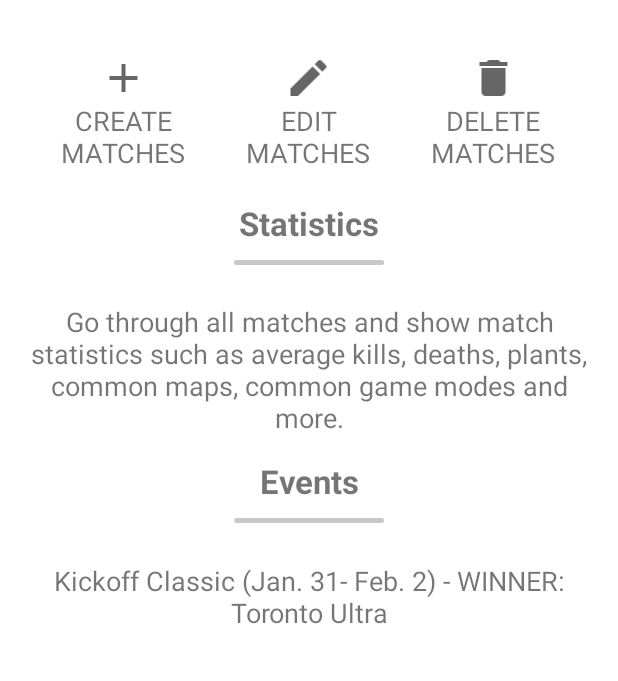
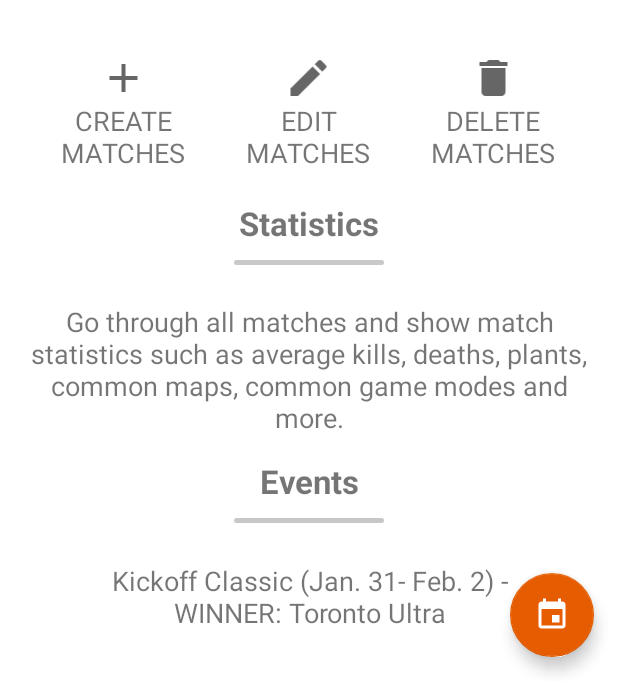
Before and after one commit to robbiebrush/CODAssistantAndroid, an Android app: the screen it shows after launch (MainActivity), on a phone screen of 412 x 824 dp, the part 555-1236 px from its top. Run offline under Robolectric (Android 15) with nearby library versions, the phone set to English and light mode, and no system bars; our stand-ins replace CircleImageView, navigation-ui; Roboto replaces fonts that are not available here.

Commit message:
Added second fab use on homefragment, added event selection click handlers, can add event to calendar with event selection and fab button

```diff
--- /dev/null
+++ b/app/src/main/res/drawable/ic_baseline_event_24.xml
@@ -0,0 +1,10 @@
+<vector xmlns:android="http://schemas.android.com/apk/res/android"
+    android:width="24dp"
+    android:height="24dp"
+    android:viewportWidth="24"
+    android:viewportHeight="24"
+    android:tint="?attr/colorControlNormal">
+  <path
+      android:fillColor="@android:color/white"
+      android:pathData="M17,12h-5v5h5v-5zM16,1v2L8,3L8,1L6,1v2L5,3c-1.11,0 -1.99,0.9 -1.99,2L3,19c0,1.1 0.89,2 2,2h14c1.1,0 2,-0.9 2,-2L21,5c0,-1.1 -0.9,-2 -2,-2h-1L18,1h-2zM19,19L5,19L5,8h14v11z"/>
+</vector>
--- a/app/src/main/res/layout/fragment_home.xml
+++ b/app/src/main/res/layout/fragment_home.xml
@@ -242,13 +242,6 @@
             android:textSize="@dimen/body_text"
             android:textAlignment="center" />
 
-        <Button
-            android:id="@+id/calButt1"
-            android:layout_width="wrap_content"
-            android:layout_height="wrap_content"
-            android:text="@string/home_buttText"
-            android:layout_gravity="center"/>
-
         <TextView
             android:id="@+id/event5_info"
             android:layout_width="match_parent"
@@ -259,13 +252,6 @@
             android:textSize="@dimen/body_text"
             android:textAlignment="center" />
 
-        <Button
-            android:id="@+id/calButt2"
-            android:layout_width="wrap_content"
-            android:layout_height="wrap_content"
-            android:text="@string/home_buttText"
-            android:layout_gravity="center"/>
-
         <TextView
             android:id="@+id/event6_info"
             android:layout_width="match_parent"
@@ -275,13 +261,5 @@
             android:text="@string/home_event6"
             android:textSize="@dimen/body_text"
             android:textAlignment="center" />
-
-        <Button
-            android:id="@+id/calButt3"
-            android:layout_width="wrap_content"
-            android:layout_height="wrap_content"
-            android:text="@string/home_buttText"
-            android:layout_gravity="center"/>
-
     </LinearLayout>
 </ScrollView>
--- a/app/src/main/res/values/strings.xml
+++ b/app/src/main/res/values/strings.xml
@@ -87,12 +87,12 @@
     <string name="home_statsTitle">Statistics</string>
     <string name="home_statsDesc">Go through all matches and show match statistics such as average kills, deaths, plants, common maps, common game modes and more.</string>
     <string name="home_eventsTitle">Events</string>
-    <string name="home_event1">Kickoff Classic (Jan. 31- Feb. 2) - WINNER: Toronto Ultra</string>
-    <string name="home_event2">OpTic Major 1 (Mar. 6- Mar. 6) - WINNER: OpTic Texas</string>
-    <string name="home_event3">RØKKR Major 2 (Mar. 31- April 3) - WINNER: Los Angeles Guerillas</string>
-    <string name="home_event4">Ultra Major 3 (June 2 - June 5) - WINNER: TBD</string>
-    <string name="home_event5">Subliners Major 4 (July 21 - July 24) - WINNER: TBD</string>
-    <string name="home_event6">COD: Vanguard Champs (Aug. 19 - Aug. 22) - WINNER: TBD</string>
+    <string name="home_event1">Kickoff Classic (Jan. 31- Feb. 2) -\nWINNER: Toronto Ultra</string>
+    <string name="home_event2">OpTic Major 1 (Mar. 6- Mar. 6) -\nWINNER: OpTic Texas</string>
+    <string name="home_event3">RØKKR Major 2 (Mar. 31- April 3) -\nWINNER: Los Angeles Guerillas</string>
+    <string name="home_event4">Ultra Major 3 (June 2 - June 5) -\nWINNER: TBD</string>
+    <string name="home_event5">Subliners Major 4 (July 21 - July 24) -\nWINNER: TBD</string>
+    <string name="home_event6">COD: Vanguard Champs (Aug. 19 - Aug. 22) -\nWINNER: TBD</string>
     <string name="intentInsertEvent4" translatable="false">Ultra Major 3</string>
     <string name="intentInsertEvent5" translatable="false">Subliners Major 4</string>
     <string name="intentInsertEvent6" translatable="false">COD: Vanguard Champs</string>
```
Also changed, not shown: app/src/main/java/com/example/codassistant/HomeFragment.java (+45 -34 lines), app/src/main/java/com/example/codassistant/MainActivity.java (+21 -2 lines), 1 other file.
